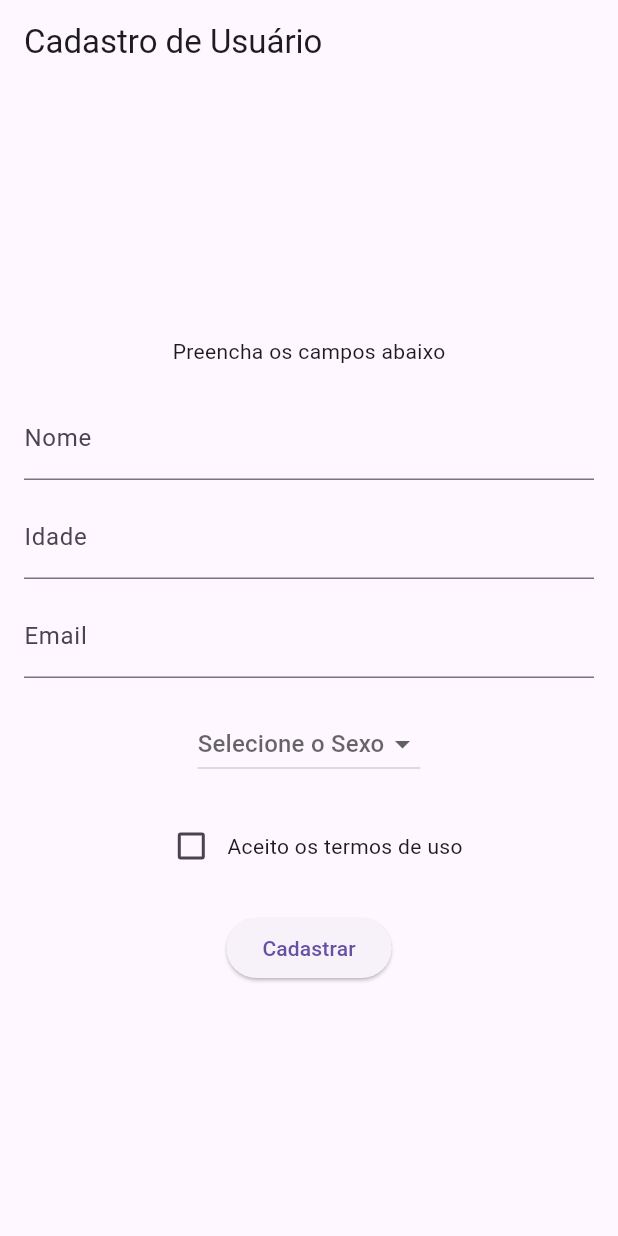
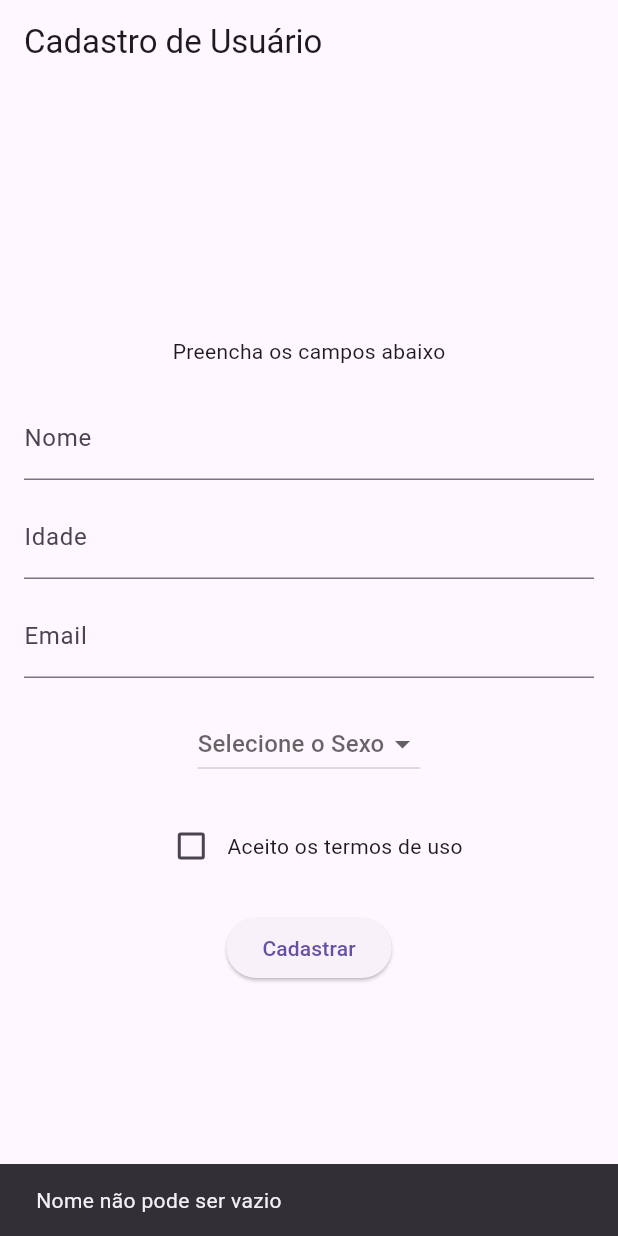
Before and after one commit to anthonytd2/DESENVOLVIMENTOMOBILE, a Flutter app: the screen it shows after launch, after a tap on "Cadastrar", on a phone screen of 412 x 824 dp. Run offline on Flutter 3.47's test engine with Material 3 defaults, Android fonts, the phone set to English and light mode, and no system bars.

Commit message:
questão02

```diff
--- a/atividade02/lib/main.dart
+++ b/atividade02/lib/main.dart
@@ -29,6 +29,65 @@ class _TelaCadastroState extends State<TelaCadastro> {
 
   String? sexoSelecionado;
   bool termosAceitos = false;
+
+  void _validarCampos() {
+    if (nomeController.text.isEmpty) {
+      ScaffoldMessenger.of(context).showSnackBar(
+        const SnackBar(content: Text("Nome não pode ser vazio")),
+      );
+      return;
+    }
+
+    if (idadeController.text.isEmpty) {
+      ScaffoldMessenger.of(context).showSnackBar(
+        const SnackBar(content: Text("Idade não pode ser vazia")),
+      );
+      return;
+    }
+
+    try {
+      int idade = int.parse(idadeController.text);
+      if (idade < 18) {
+        ScaffoldMessenger.of(context).showSnackBar(
+          const SnackBar(content: Text("Idade deve ser maior ou igual a 18")),
+        );
+        return;
+      }
+    } catch (e) {
+      ScaffoldMessenger.of(context).showSnackBar(
+        const SnackBar(content: Text("Idade deve ser um número")),
+      );
+      return;
+    }
+
+    if (emailController.text.isEmpty) {
+      ScaffoldMessenger.of(context).showSnackBar(
+        const SnackBar(content: Text("Email não pode ser vazio")),
+      );
+      return;
+    }
+
+    if (!emailController.text.contains("@") || !emailController.text.contains(".")) {
+      ScaffoldMessenger.of(context).showSnackBar(
+        const SnackBar(content: Text("Email deve conter '@' e '.'")),
+      );
+      return;
+    }
+
+    if (sexoSelecionado == null) {
+      ScaffoldMessenger.of(context).showSnackBar(
+        const SnackBar(content: Text("Sexo deve estar selecionado")),
+      );
+      return;
+    }
+
+    if (termosAceitos == false) {
+      ScaffoldMessenger.of(context).showSnackBar(
+        const SnackBar(content: Text("O checkbox dos termos deve estar marcado")),
+      );
+      return;
+    }
+  }
 
   @override
   Widget build(BuildContext context) {
@@ -90,7 +149,7 @@ class _TelaCadastroState extends State<TelaCadastro> {
               ),
               const SizedBox(height: 20),
               ElevatedButton(
-                onPressed: () {},
+                onPressed: _validarCampos,
                 child: const Text("Cadastrar"),
               ),
             ],
```
